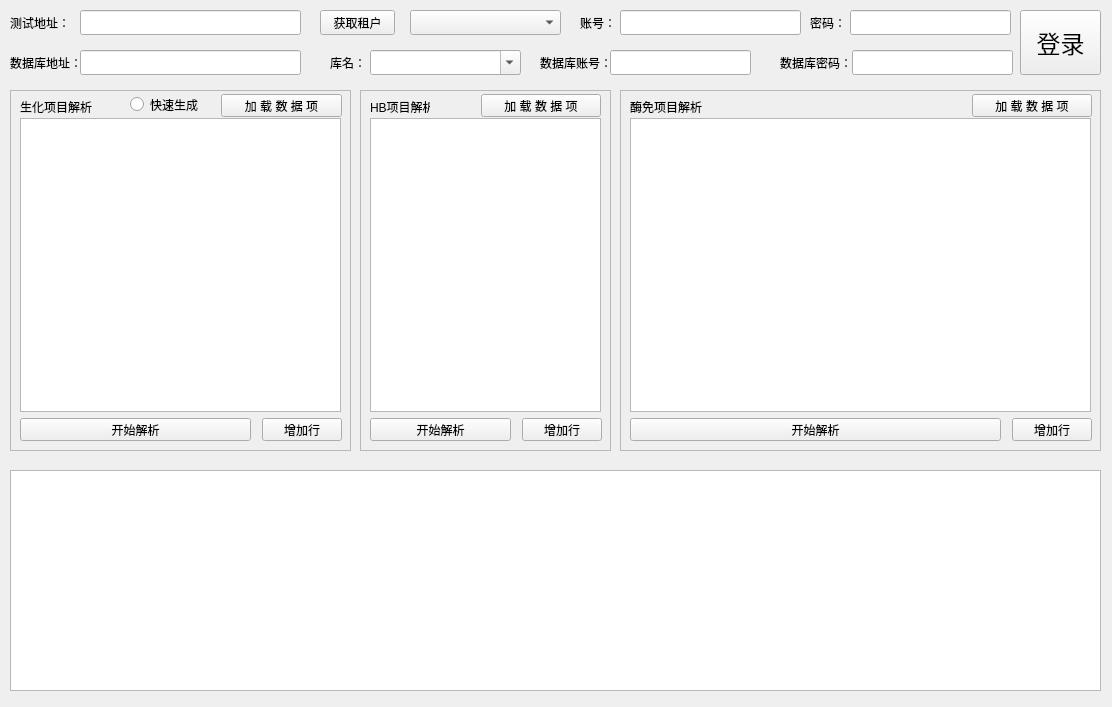
This is untitled.ui in 091996/plalib as Qt 5 draws it before an edit. The edited form follows.
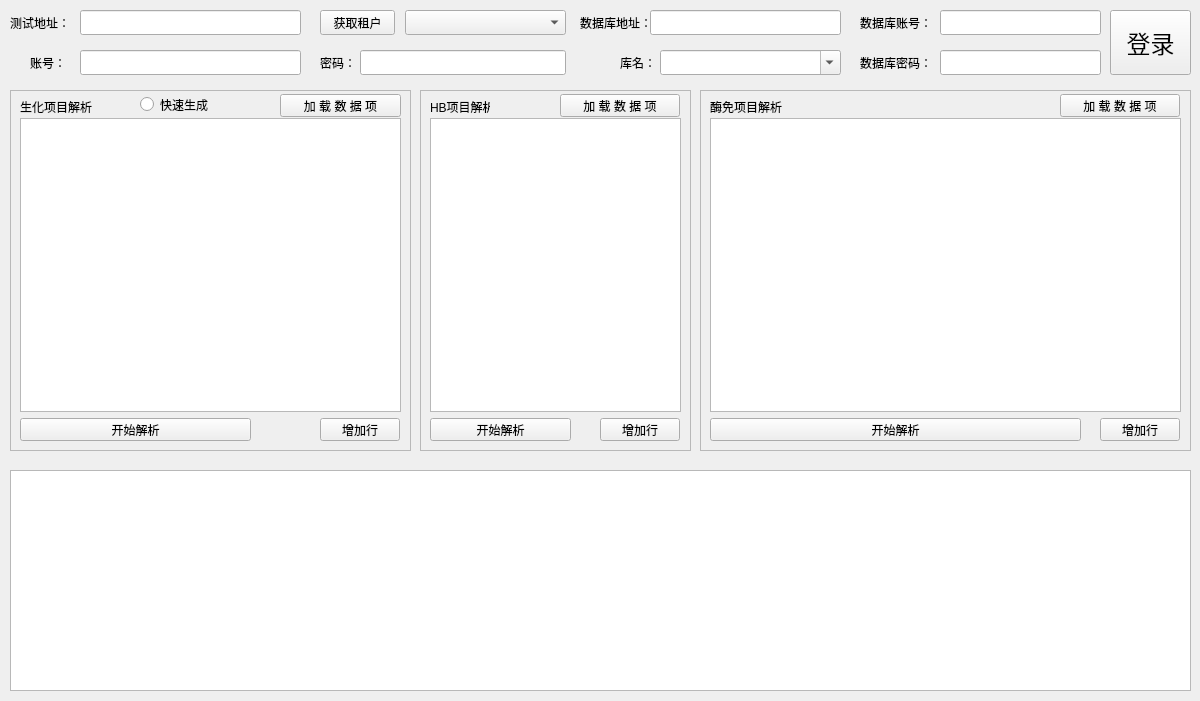
This is the edited form.

Commit message: 优化界面显示

```diff
--- a/untitled.ui
+++ b/untitled.ui
@@ -6,8 +6,8 @@
    <rect>
     <x>0</x>
     <y>0</y>
-    <width>1112</width>
-    <height>707</height>
+    <width>1200</width>
+    <height>701</height>
    </rect>
   </property>
   <property name="sizeIncrement">
@@ -35,9 +35,9 @@
   <widget class="QLineEdit" name="lineEdit_2">
    <property name="geometry">
     <rect>
-     <x>620</x>
-     <y>10</y>
-     <width>181</width>
+     <x>80</x>
+     <y>50</y>
+     <width>221</width>
      <height>25</height>
     </rect>
    </property>
@@ -50,9 +50,9 @@
   <widget class="QLineEdit" name="lineEdit_3">
    <property name="geometry">
     <rect>
-     <x>850</x>
-     <y>10</y>
-     <width>161</width>
+     <x>360</x>
+     <y>50</y>
+     <width>206</width>
      <height>25</height>
     </rect>
    </property>
@@ -63,9 +63,9 @@
   <widget class="QLineEdit" name="lineEdit_4">
    <property name="geometry">
     <rect>
-     <x>80</x>
-     <y>50</y>
-     <width>221</width>
+     <x>650</x>
+     <y>10</y>
+     <width>191</width>
      <height>25</height>
     </rect>
    </property>
@@ -73,9 +73,9 @@
   <widget class="QLineEdit" name="lineEdit_6">
    <property name="geometry">
     <rect>
-     <x>610</x>
-     <y>50</y>
-     <width>141</width>
+     <x>940</x>
+     <y>10</y>
+     <width>161</width>
      <height>25</height>
     </rect>
    </property>
@@ -88,7 +88,7 @@
   <widget class="QLineEdit" name="lineEdit_7">
    <property name="geometry">
     <rect>
-     <x>852</x>
+     <x>940</x>
      <y>50</y>
      <width>161</width>
      <height>25</height>
@@ -101,7 +101,7 @@
   <widget class="QPushButton" name="pushButton">
    <property name="geometry">
     <rect>
-     <x>1020</x>
+     <x>1110</x>
      <y>10</y>
      <width>81</width>
      <height>65</height>
@@ -145,8 +145,8 @@
   <widget class="QLabel" name="label_2">
    <property name="geometry">
     <rect>
-     <x>580</x>
-     <y>10</y>
+     <x>30</x>
+     <y>50</y>
      <width>36</width>
      <height>25</height>
     </rect>
@@ -158,8 +158,8 @@
   <widget class="QLabel" name="label_3">
    <property name="geometry">
     <rect>
-     <x>810</x>
-     <y>10</y>
+     <x>320</x>
+     <y>50</y>
      <width>36</width>
      <height>25</height>
     </rect>
@@ -171,8 +171,8 @@
   <widget class="QLabel" name="label_4">
    <property name="geometry">
     <rect>
-     <x>10</x>
-     <y>50</y>
+     <x>580</x>
+     <y>10</y>
      <width>121</width>
      <height>25</height>
     </rect>
@@ -184,9 +184,9 @@
   <widget class="QComboBox" name="comboBox">
    <property name="geometry">
     <rect>
-     <x>410</x>
+     <x>405</x>
      <y>10</y>
-     <width>151</width>
+     <width>161</width>
      <height>25</height>
     </rect>
    </property>
@@ -197,9 +197,9 @@
    </property>
    <property name="geometry">
     <rect>
-     <x>370</x>
+     <x>660</x>
      <y>50</y>
-     <width>151</width>
+     <width>181</width>
      <height>25</height>
     </rect>
    </property>
@@ -210,7 +210,7 @@
   <widget class="QLabel" name="label_5">
    <property name="geometry">
     <rect>
-     <x>330</x>
+     <x>620</x>
      <y>50</y>
      <width>31</width>
      <height>25</height>
@@ -223,8 +223,8 @@
   <widget class="QLabel" name="label_6">
    <property name="geometry">
     <rect>
-     <x>540</x>
-     <y>50</y>
+     <x>860</x>
+     <y>10</y>
      <width>81</width>
      <height>25</height>
     </rect>
@@ -236,7 +236,7 @@
   <widget class="QLabel" name="label_7">
    <property name="geometry">
     <rect>
-     <x>780</x>
+     <x>860</x>
      <y>50</y>
      <width>101</width>
      <height>25</height>
@@ -251,7 +251,7 @@
     <rect>
      <x>10</x>
      <y>470</y>
-     <width>1091</width>
+     <width>1181</width>
      <height>221</height>
     </rect>
    </property>
@@ -267,7 +267,7 @@
     <rect>
      <x>10</x>
      <y>90</y>
-     <width>341</width>
+     <width>401</width>
      <height>361</height>
     </rect>
    </property>
@@ -301,7 +301,7 @@
      <rect>
       <x>10</x>
       <y>28</y>
-      <width>321</width>
+      <width>381</width>
       <height>294</height>
      </rect>
     </property>
@@ -343,7 +343,7 @@
     </property>
     <property name="geometry">
      <rect>
-      <x>252</x>
+      <x>310</x>
       <y>328</y>
       <width>80</width>
       <height>23</height>
@@ -368,7 +368,7 @@
     </property>
     <property name="geometry">
      <rect>
-      <x>211</x>
+      <x>270</x>
       <y>4</y>
       <width>121</width>
       <height>23</height>
@@ -390,7 +390,7 @@
    <widget class="QRadioButton" name="radioButton">
     <property name="geometry">
      <rect>
-      <x>120</x>
+      <x>130</x>
       <y>-1</y>
       <width>89</width>
       <height>31</height>
@@ -404,9 +404,9 @@
   <widget class="QFrame" name="frame_2">
    <property name="geometry">
     <rect>
-     <x>360</x>
+     <x>420</x>
      <y>90</y>
-     <width>251</width>
+     <width>271</width>
      <height>361</height>
     </rect>
    </property>
@@ -440,7 +440,7 @@
      <rect>
       <x>10</x>
       <y>28</y>
-      <width>231</width>
+      <width>251</width>
       <height>294</height>
      </rect>
     </property>
@@ -476,7 +476,7 @@
     </property>
     <property name="geometry">
      <rect>
-      <x>162</x>
+      <x>180</x>
       <y>328</y>
       <width>80</width>
       <height>23</height>
@@ -501,7 +501,7 @@
     </property>
     <property name="geometry">
      <rect>
-      <x>121</x>
+      <x>140</x>
       <y>4</y>
       <width>120</width>
       <height>23</height>
@@ -524,9 +524,9 @@
   <widget class="QFrame" name="frame_3">
    <property name="geometry">
     <rect>
-     <x>620</x>
+     <x>700</x>
      <y>90</y>
-     <width>481</width>
+     <width>491</width>
      <height>361</height>
     </rect>
    </property>
@@ -560,7 +560,7 @@
      <rect>
       <x>10</x>
       <y>28</y>
-      <width>461</width>
+      <width>471</width>
       <height>294</height>
      </rect>
     </property>
@@ -590,7 +590,7 @@
     </property>
     <property name="geometry">
      <rect>
-      <x>392</x>
+      <x>400</x>
       <y>328</y>
       <width>80</width>
       <height>23</height>
@@ -615,7 +615,7 @@
     </property>
     <property name="geometry">
      <rect>
-      <x>352</x>
+      <x>360</x>
       <y>4</y>
       <width>120</width>
       <height>23</height>
```
The commit also changes 2 other files.
